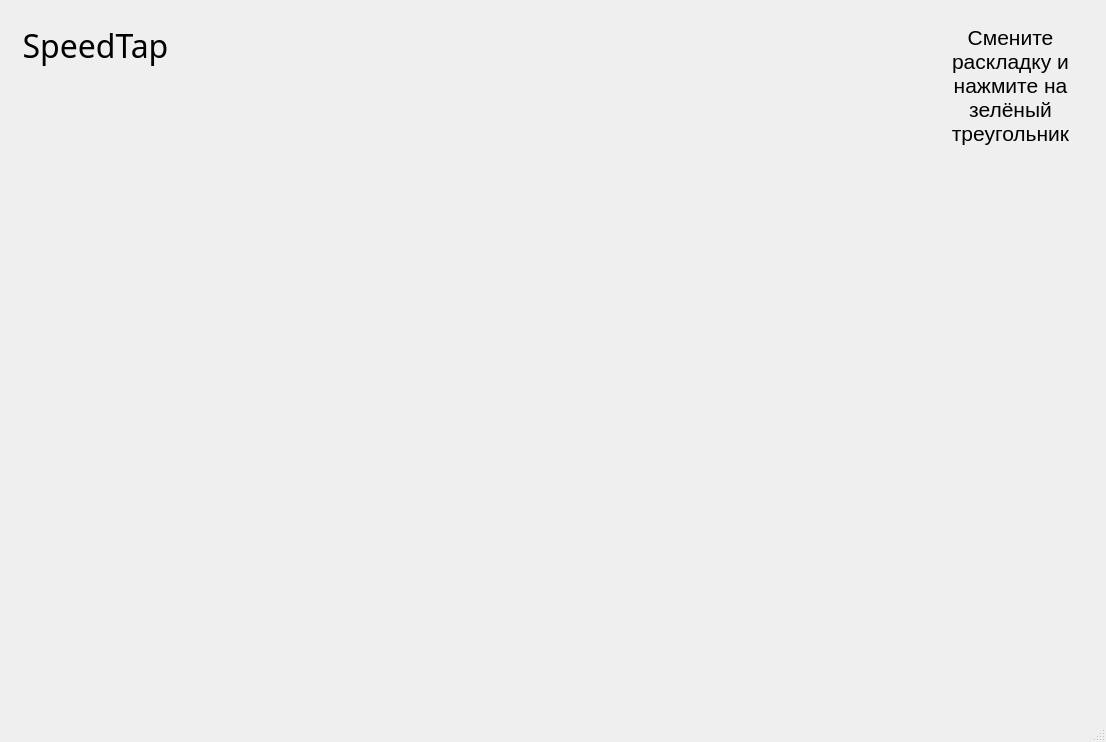
Qt form projectStartGame.ui (Archemalit/Project_Yandex) before a commit.
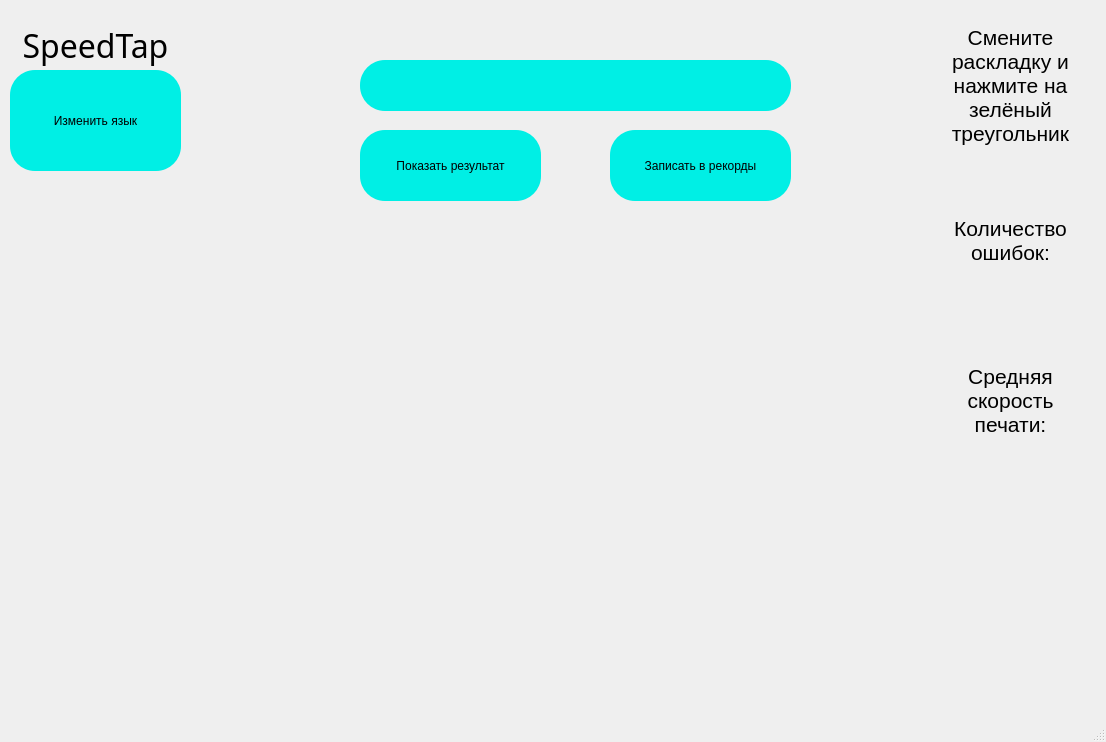
The same form after that commit. Icons and pictures are not drawn.

```diff
--- a/projectStartGame.ui
+++ b/projectStartGame.ui
@@ -100,6 +100,209 @@
      <bool>true</bool>
     </property>
    </widget>
+   <widget class="QPushButton" name="pushButton">
+    <property name="geometry">
+     <rect>
+      <x>10</x>
+      <y>70</y>
+      <width>171</width>
+      <height>101</height>
+     </rect>
+    </property>
+    <property name="styleSheet">
+     <string notr="true">border-radius: 25px;
+font: 25 12pt 'Bookman Old Style';
+background-color:rgb(0, 239, 229);
+border-image: None;</string>
+    </property>
+    <property name="text">
+     <string>Изменить язык</string>
+    </property>
+   </widget>
+   <widget class="QPushButton" name="pushButtonResult">
+    <property name="geometry">
+     <rect>
+      <x>360</x>
+      <y>130</y>
+      <width>181</width>
+      <height>71</height>
+     </rect>
+    </property>
+    <property name="styleSheet">
+     <string notr="true">border-radius: 25px;font: 25 12pt 'Bookman Old Style';background-color:rgb(0, 239, 229);border-image: None;</string>
+    </property>
+    <property name="text">
+     <string>Показать результат</string>
+    </property>
+   </widget>
+   <widget class="QPushButton" name="pushButtonRecords">
+    <property name="geometry">
+     <rect>
+      <x>610</x>
+      <y>130</y>
+      <width>181</width>
+      <height>71</height>
+     </rect>
+    </property>
+    <property name="styleSheet">
+     <string notr="true">border-radius: 25px;font: 25 12pt 'Bookman Old Style';background-color:rgb(0, 239, 229);border-image: None;</string>
+    </property>
+    <property name="text">
+     <string>Записать в рекорды</string>
+    </property>
+   </widget>
+   <widget class="QLineEdit" name="lineNickName">
+    <property name="geometry">
+     <rect>
+      <x>360</x>
+      <y>60</y>
+      <width>431</width>
+      <height>51</height>
+     </rect>
+    </property>
+    <property name="styleSheet">
+     <string notr="true">border-radius: 25px;font: 25 12pt 'Bookman Old Style';background-color:rgb(0, 239, 229);border-image: None;</string>
+    </property>
+   </widget>
+   <widget class="QLabel" name="labelAboutTest">
+    <property name="geometry">
+     <rect>
+      <x>360</x>
+      <y>10</y>
+      <width>431</width>
+      <height>31</height>
+     </rect>
+    </property>
+    <property name="styleSheet">
+     <string notr="true">border-radius: 25px;font: 25 12pt 'Bookman Old Style';;border-image: None;</string>
+    </property>
+    <property name="text">
+     <string/>
+    </property>
+    <property name="alignment">
+     <set>Qt::AlignCenter</set>
+    </property>
+   </widget>
+   <widget class="QLabel" name="labelErrors">
+    <property name="geometry">
+     <rect>
+      <x>930</x>
+      <y>210</y>
+      <width>161</width>
+      <height>61</height>
+     </rect>
+    </property>
+    <property name="font">
+     <font>
+      <pointsize>16</pointsize>
+     </font>
+    </property>
+    <property name="styleSheet">
+     <string notr="true">border-image:None</string>
+    </property>
+    <property name="text">
+     <string>Количество ошибок:</string>
+    </property>
+    <property name="scaledContents">
+     <bool>false</bool>
+    </property>
+    <property name="alignment">
+     <set>Qt::AlignCenter</set>
+    </property>
+    <property name="wordWrap">
+     <bool>true</bool>
+    </property>
+   </widget>
+   <widget class="QLabel" name="labelErrorsInput">
+    <property name="geometry">
+     <rect>
+      <x>930</x>
+      <y>290</y>
+      <width>161</width>
+      <height>41</height>
+     </rect>
+    </property>
+    <property name="font">
+     <font>
+      <pointsize>16</pointsize>
+     </font>
+    </property>
+    <property name="styleSheet">
+     <string notr="true">border-image:None</string>
+    </property>
+    <property name="text">
+     <string/>
+    </property>
+    <property name="scaledContents">
+     <bool>false</bool>
+    </property>
+    <property name="alignment">
+     <set>Qt::AlignCenter</set>
+    </property>
+    <property name="wordWrap">
+     <bool>true</bool>
+    </property>
+   </widget>
+   <widget class="QLabel" name="labelSpeedAverageInput">
+    <property name="geometry">
+     <rect>
+      <x>930</x>
+      <y>450</y>
+      <width>161</width>
+      <height>41</height>
+     </rect>
+    </property>
+    <property name="font">
+     <font>
+      <pointsize>16</pointsize>
+     </font>
+    </property>
+    <property name="styleSheet">
+     <string notr="true">border-image:None</string>
+    </property>
+    <property name="text">
+     <string/>
+    </property>
+    <property name="scaledContents">
+     <bool>false</bool>
+    </property>
+    <property name="alignment">
+     <set>Qt::AlignCenter</set>
+    </property>
+    <property name="wordWrap">
+     <bool>true</bool>
+    </property>
+   </widget>
+   <widget class="QLabel" name="labelSpeedAverage">
+    <property name="geometry">
+     <rect>
+      <x>930</x>
+      <y>360</y>
+      <width>161</width>
+      <height>81</height>
+     </rect>
+    </property>
+    <property name="font">
+     <font>
+      <pointsize>16</pointsize>
+     </font>
+    </property>
+    <property name="styleSheet">
+     <string notr="true">border-image:None</string>
+    </property>
+    <property name="text">
+     <string>Средняя скорость печати:</string>
+    </property>
+    <property name="scaledContents">
+     <bool>false</bool>
+    </property>
+    <property name="alignment">
+     <set>Qt::AlignCenter</set>
+    </property>
+    <property name="wordWrap">
+     <bool>true</bool>
+    </property>
+   </widget>
   </widget>
   <widget class="QMenuBar" name="menubar">
    <property name="geometry">
```
